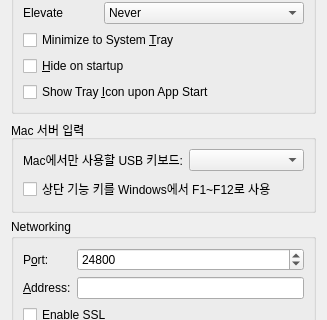
Craft374/input-leap, file src/gui/src/SettingsDialog.ui: the form before one commit; both pictures show x 0 to 327 and y 94 to 414 of the 327 by 633 pixel window.
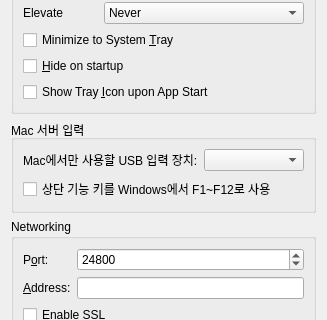
The form after the commit.

Commit message: 기능 키와 USB 장치 수정

```diff
--- a/src/gui/src/SettingsDialog.ui
+++ b/src/gui/src/SettingsDialog.ui
@@ -145,7 +145,7 @@
       <item row="0" column="0">
        <widget class="QLabel" name="m_pLabelLocalInputDevice">
         <property name="text">
-         <string>Mac에서만 사용할 USB 키보드:</string>
+         <string>Mac에서만 사용할 USB 입력 장치:</string>
         </property>
        </widget>
       </item>
```
The commit also changes 6 other files.
